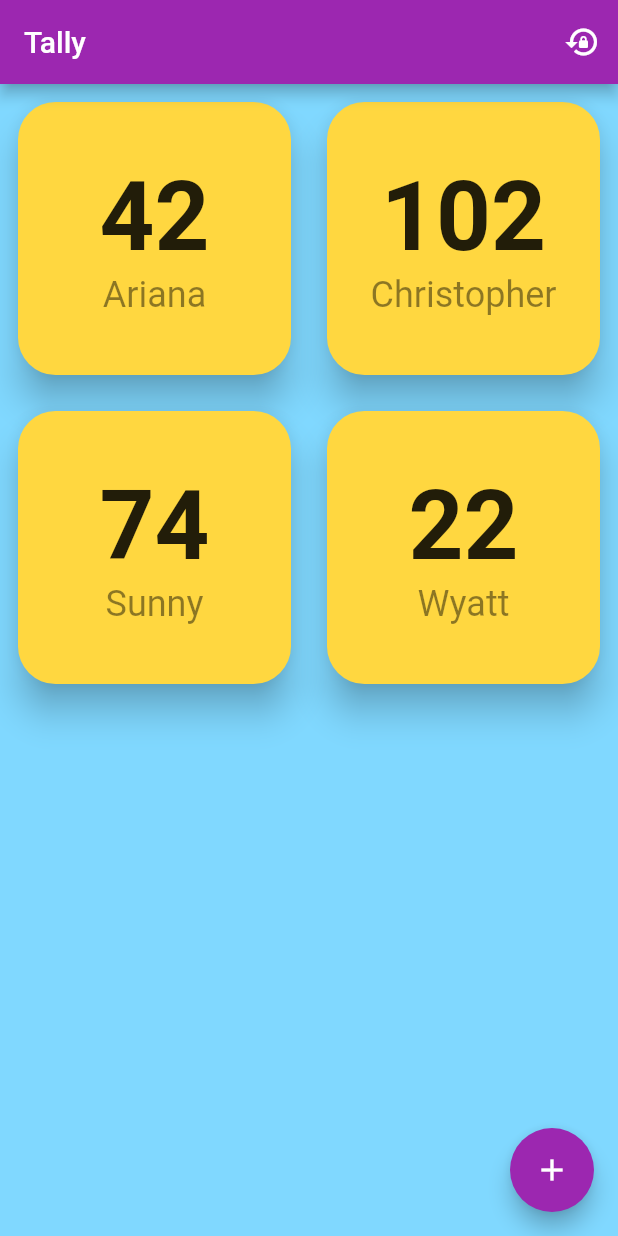
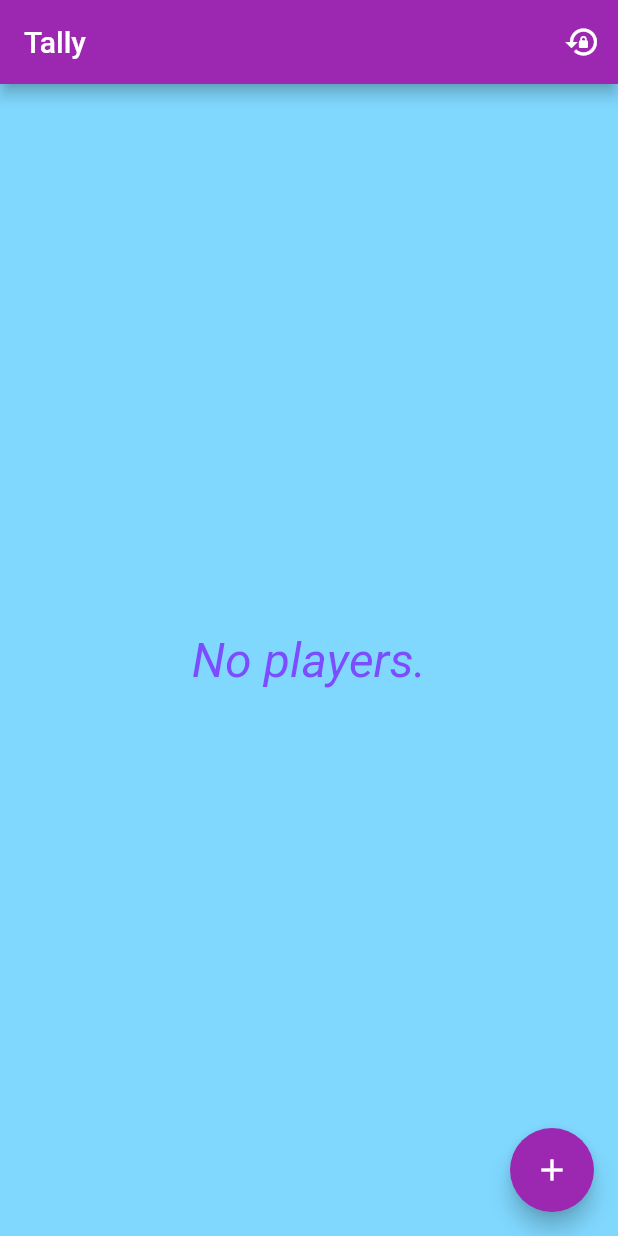
Before and after one commit to cjstehno/tally, a Flutter app: the screen it shows after launch, on a phone screen of 412 x 824 dp. Run offline on Flutter 3.47's test engine with Material 2 defaults, Android fonts, the phone set to English and light mode, and no system bars.

Commit message:
added no players screen.

```diff
--- a/lib/providers/players.dart
+++ b/lib/providers/players.dart
@@ -11,11 +11,6 @@ class Players with ChangeNotifier {
   Future<void> load() async {
     if (!_loaded) {
       // FIXME: load from localstorage
-      _players.add(Player('Ariana', 42));
-      _players.add(Player('Christopher', 102));
-      _players.add(Player('Sunny', 74));
-      _players.add(Player('Wyatt', 22));
-
       print('Loaded ${_players.length} players.');
 
       _loaded = true;
--- a/lib/widgets/player_grid.dart
+++ b/lib/widgets/player_grid.dart
@@ -12,10 +12,21 @@ class PlayerGrid extends StatelessWidget {
       width: double.infinity,
       height: double.infinity,
       color: Colors.lightBlueAccent.shade100,
-      child: GridView.count(
-        crossAxisCount: 2,
-        children: players.players.map((p) => ScoreCard(player: p)).toList(),
-      ),
+      child: players.players.isNotEmpty
+          ? GridView.count(
+              crossAxisCount: 2,
+              children:
+                  players.players.map((p) => ScoreCard(player: p)).toList(),
+            )
+          : const Center(
+              child: Text(
+              'No players.',
+              style: TextStyle(
+                color: Colors.deepPurpleAccent,
+                fontSize: 32.0,
+                fontStyle: FontStyle.italic,
+              ),
+            )),
     );
   }
 }
```
